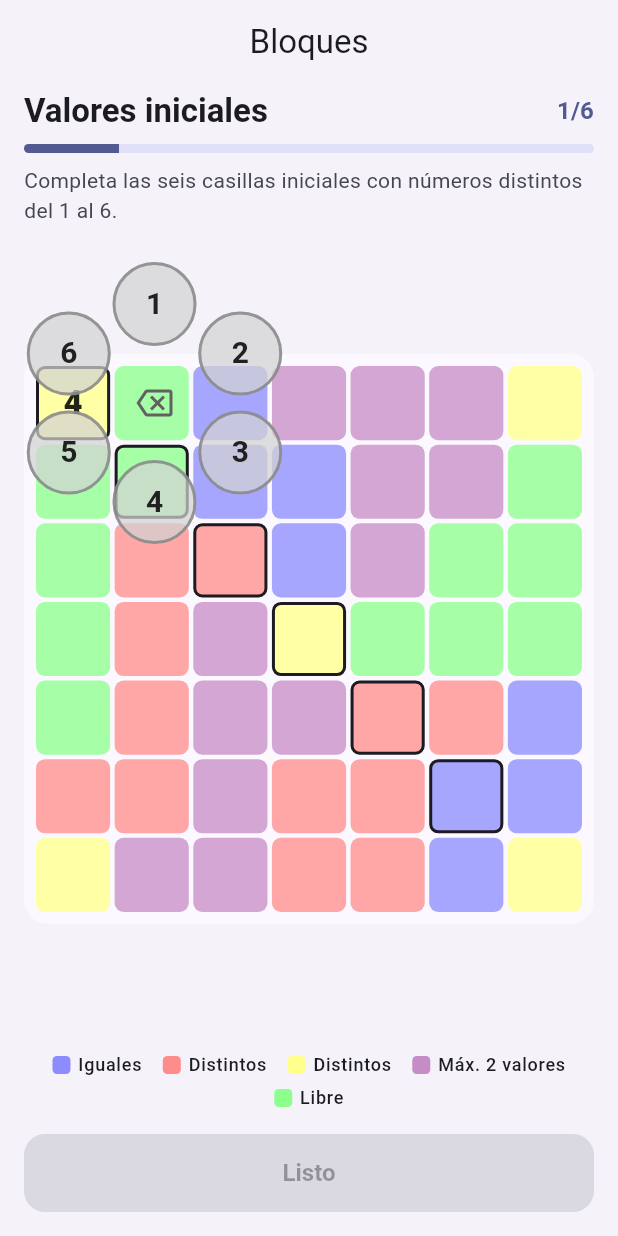
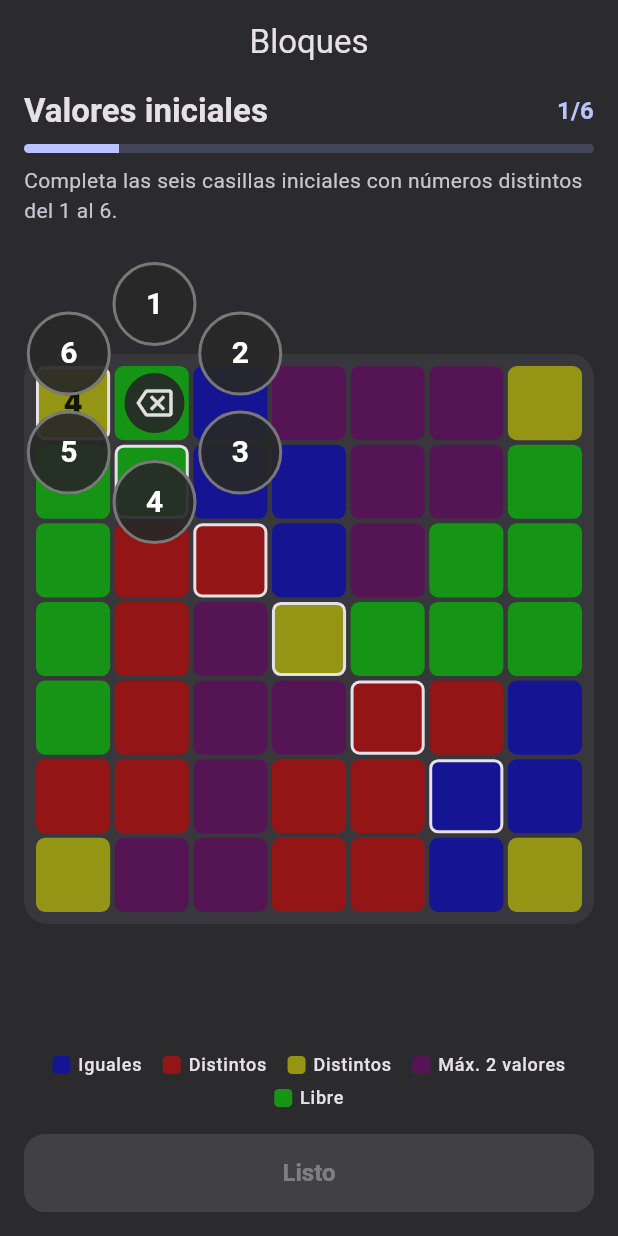
Before and after one commit to jorgeemilio-commits/proyecto_bloques, a Flutter app: the screen it shows after launch, after a tap on an icon or button, on a phone screen of 412 x 824 dp. Run offline on Flutter 3.47's test engine with Material 3 defaults, Android fonts, the phone set to English and light mode, and no system bars; our stand-ins replace flutter_bloc.

Commit message:
Se cambio a un tema oscuro

```diff
--- a/lib/main.dart
+++ b/lib/main.dart
@@ -4,6 +4,7 @@ import 'region.dart';
 import 'tablero.dart';
 import 'tipo.dart';
 import 'valores_iniciales_bloc.dart';
+import 'widgets/celda_widget.dart';
 import 'widgets/tablero_widget.dart';
 
 // Ancho maximo del contenido para que la app se vea como en un telefono
@@ -23,7 +24,14 @@ class ProyectoBloquesApp extends StatelessWidget {
       title: 'Proyecto Bloques',
       debugShowCheckedModeBanner: false,
       theme: ThemeData(
-        colorScheme: ColorScheme.fromSeed(seedColor: Colors.indigo),
+        colorScheme: ColorScheme.fromSeed(
+          seedColor: Colors.indigo,
+          brightness: Brightness.dark,
+        ).copyWith(
+          // Fondo negro grisaceo y tarjetas un poco mas claras.
+          surfaceContainerLow: const Color(0xFF2B2B2E),
+          surface: const Color(0xFF38383C),
+        ),
         useMaterial3: true,
       ),
       home: const VistaPreviaTablero(),
@@ -254,7 +262,7 @@ class _LeyendaRegiones extends StatelessWidget {
                 width: 12,
                 height: 12,
                 decoration: BoxDecoration(
-                  color: Color.lerp(Colors.white, tipo.color, 0.45),
+                  color: colorDeRegion(tipo),
                   borderRadius: BorderRadius.circular(3),
                 ),
               ),
--- a/lib/widgets/celda_widget.dart
+++ b/lib/widgets/celda_widget.dart
@@ -4,7 +4,13 @@ import 'package:flutter_bloc/flutter_bloc.dart';
 import '../numero_celda_bloc.dart';
 import '../region.dart';
 import '../tablero.dart';
+import '../tipo.dart';
 import 'menu_casilla_widget.dart';
+
+// Color de una casilla segun el tipo de su region, mezclado con gris oscuro
+// para que no deslumbre sobre el fondo negro.
+Color colorDeRegion(TipoRegion tipo) =>
+    Color.lerp(const Color(0xFF2A2A2A), tipo.color, 0.5)!;
 
 class CeldaWidget extends StatelessWidget {
   final Celda celda;
@@ -31,7 +37,11 @@ class CeldaWidget extends StatelessWidget {
           final colores = Theme.of(context).colorScheme;
           final colorDeFondo = region == null
               ? colores.surfaceContainerHighest
-              : Color.lerp(Colors.white, region!.tipo.color, 0.35)!;
+              : colorDeRegion(region!.tipo);
+          // En los colores claros (amarillo, verde) el texto va en negro.
+          final colorDeTexto = colorDeFondo.computeLuminance() > 0.2
+              ? Colors.black87
+              : Colors.white;
 
           return MenuCasillaWidget(
             esInsertable: celda.esInsertable,
@@ -52,7 +62,7 @@ class CeldaWidget extends StatelessWidget {
                   child: Text(
                     estado.numero?.toString() ?? '',
                     style: Theme.of(context).textTheme.titleLarge?.copyWith(
-                          color: Colors.black87,
+                          color: colorDeTexto,
                           fontWeight:
                               esInicial ? FontWeight.w800 : FontWeight.w500,
                         ),
--- a/lib/widgets/menu_casilla_widget.dart
+++ b/lib/widgets/menu_casilla_widget.dart
@@ -100,9 +100,12 @@ class _MenuCasillaWidgetState extends State<MenuCasillaWidget> {
               widget.bloc.add(const NumeroCeldaBorrado());
               Navigator.of(dialogContext).pop();
             },
+            style: IconButton.styleFrom(
+              backgroundColor: const Color.fromRGBO(40, 40, 40, 0.92),
+            ),
             icon: Icon(
               Icons.backspace_outlined,
-              color: Colors.grey.shade700,
+              color: Colors.grey.shade300,
             ),
           ),
         ],
@@ -125,12 +128,12 @@ class _MenuCasillaWidgetState extends State<MenuCasillaWidget> {
             Navigator.of(dialogContext).pop();
           },
           style: TextButton.styleFrom(
-            backgroundColor: const Color.fromRGBO(210, 210, 210, 0.72),
-            foregroundColor: Colors.grey.shade900,
+            backgroundColor: const Color.fromRGBO(40, 40, 40, 0.92),
+            foregroundColor: Colors.white,
             shape: const CircleBorder(),
             padding: EdgeInsets.zero,
             side: const BorderSide(
-              color: Color.fromRGBO(120, 120, 120, 0.72),
+              color: Color.fromRGBO(140, 140, 140, 0.8),
               width: 2,
             ),
             elevation: 2,
```
